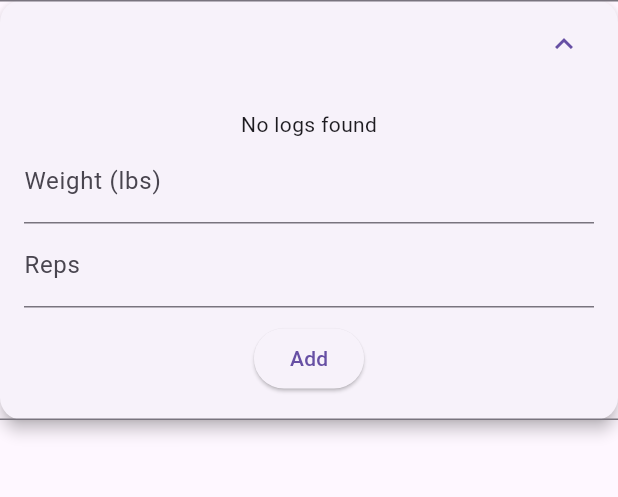
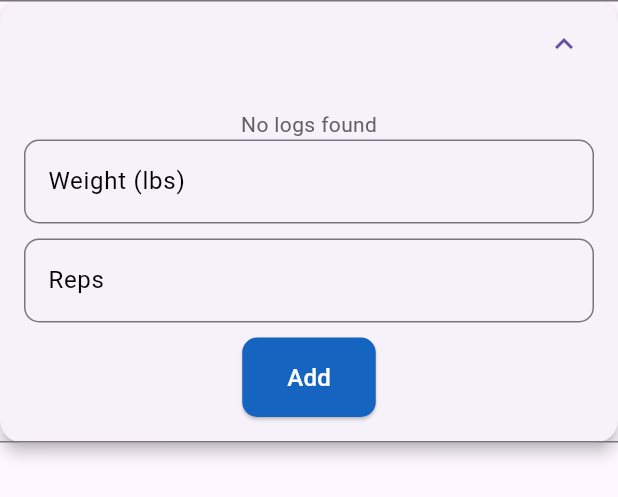
Before and after one commit to DylanO9/fitness_network, a Flutter app: the ExerciseTile widget shown alone on an empty page, opened directly with empty values, after a tap on the "expand more" icon, on a phone screen of 412 x 824 dp. Shown: the top 497 px of the screen. Run offline on Flutter 3.47's test engine with Material 3 defaults, Android fonts, the light colour scheme and no system bars; our stand-ins replace supabase_flutter, table_calendar; accounts and stored records are empty.

Commit message:
Enhancement: UI fixes to make weight and reps easier to read

```diff
--- a/lib/calendar_log_page.dart
+++ b/lib/calendar_log_page.dart
@@ -43,17 +43,40 @@ class _CalendarLogPageState extends State<CalendarLogPage> {
   Widget build(BuildContext context) {
     return Scaffold(
       appBar: AppBar(
-        title: Text('Calendar Log for ${widget.date.toLocal().toString().split(' ')[0]}'),
+        title: Text(
+          'Calendar Log for ${widget.date.toLocal().toString().split(' ')[0]}',
+          style: TextStyle(color: Colors.white),
         ),
-      body: FutureBuilder<List<Map<String, dynamic>>>(
+        backgroundColor: Colors.blue[800],
+        iconTheme: IconThemeData(color: Colors.white),
+      ),
+      body: Container(
+        decoration: BoxDecoration(
+          gradient: LinearGradient(
+            colors: [Colors.blue[800]!, Colors.blue[400]!],
+            begin: Alignment.topCenter,
+            end: Alignment.bottomCenter,
+          ),
+        ),
+        child: FutureBuilder<List<Map<String, dynamic>>>(
           future: _exercises,
           builder: (context, snapshot) {
             if (snapshot.connectionState == ConnectionState.waiting) {
-            return Center(child: CircularProgressIndicator());
+              return Center(child: CircularProgressIndicator(color: Colors.white));
             } else if (snapshot.hasError) {
-            return Center(child: Text('Error: ${snapshot.error}'));
+              return Center(
+                child: Text(
+                  'Error: ${snapshot.error}',
+                  style: TextStyle(color: Colors.white),
+                ),
+              );
             } else if (!snapshot.hasData || snapshot.data!.isEmpty) {
-            return Center(child: Text('No exercises found'));
+              return Center(
+                child: Text(
+                  'No exercises found',
+                  style: TextStyle(color: Colors.white),
+                ),
+              );
             }
 
             final exercises = snapshot.data!;
@@ -70,6 +93,7 @@ class _CalendarLogPageState extends State<CalendarLogPage> {
               },
             );
           },
+        ),
       ),
     );
   }
@@ -152,7 +176,11 @@ class _ExerciseTileState extends State<ExerciseTile> {
       child: ExpansionTile(
         title: Text(
           widget.exerciseName,
-          style: TextStyle(fontSize: 20, fontWeight: FontWeight.bold),
+          style: TextStyle(
+            fontSize: 20,
+            fontWeight: FontWeight.bold,
+            color: Colors.black,
+          ),
         ),
         initiallyExpanded: _isExpanded,
         onExpansionChanged: (expanded) {
@@ -169,27 +197,81 @@ class _ExerciseTileState extends State<ExerciseTile> {
                   future: _logs,
                   builder: (context, snapshot) {
                     if (!snapshot.hasData || snapshot.data!.isEmpty) {
-                      return Text('No logs found');
+                      return Text(
+                        'No logs found',
+                        style: TextStyle(color: Colors.grey[700]),
+                      );
                     }
                     return Column(
                       children: snapshot.data!.map((log) {
-                        return ListTile(
-                          title: Text('Weight: ${log['weight']} lbs'),
-                          subtitle: Text('Reps: ${log['reps']}'),
+                        return Table(
+                          columnWidths: {
+                          0: FlexColumnWidth(1),
+                          1: FlexColumnWidth(1),
+                          },
+                          children: [
+                          TableRow(
+                            children: [
+                            Padding(
+                              padding: const EdgeInsets.symmetric(vertical: 8.0),
+                              child: Text(
+                              'Weight: ${log['weight']} lbs',
+                              style: TextStyle(
+                                fontSize: 16,
+                                color: Colors.black,
+                              ),
+                              ),
+                            ),
+                            Padding(
+                              padding: const EdgeInsets.symmetric(vertical: 8.0),
+                              child: Text(
+                              'Reps: ${log['reps']}',
+                              style: TextStyle(
+                                fontSize: 14,
+                                color: Colors.grey[700],
+                              ),
+                              ),
+                            ),
+                            ],
+                          ),
+                          ],
                         );
                       }).toList(),
                     );
                   },
                 ),
                 TextField(
-                  decoration: InputDecoration(labelText: 'Weight (lbs)'),
+                  decoration: InputDecoration(
+                    labelText: 'Weight (lbs)',
+                    labelStyle: TextStyle(color: Colors.black),
+                    border: OutlineInputBorder(
+                      borderRadius: BorderRadius.circular(10),
+                      borderSide: BorderSide(color: Colors.black),
+                    ),
+                    focusedBorder: OutlineInputBorder(
+                      borderRadius: BorderRadius.circular(10),
+                      borderSide: BorderSide(color: Colors.black),
+                    ),
+                  ),
                   keyboardType: TextInputType.number,
                   onChanged: (value) {
                     _weight = int.tryParse(value) ?? 0;
                   },
                 ),
+                SizedBox(height: 10),
                 TextField(
-                  decoration: InputDecoration(labelText: 'Reps'),
+                  decoration: InputDecoration(
+                    labelText: 'Reps',
+                    labelStyle: TextStyle(color: Colors.black),
+                    border: OutlineInputBorder(
+                      borderRadius: BorderRadius.circular(10),
+                      borderSide: BorderSide(color: Colors.black),
+                    ),
+                    focusedBorder: OutlineInputBorder(
+                      borderRadius: BorderRadius.circular(10),
+                      borderSide: BorderSide(color: Colors.black),
+                    ),
+                  ),
                   keyboardType: TextInputType.number,
                   onChanged: (value) {
                     _reps = int.tryParse(value) ?? 0;
@@ -202,7 +284,20 @@ class _ExerciseTileState extends State<ExerciseTile> {
                       _logWeightReps();
                     }
                   },
-                  child: Text('Add'),
+                  style: ElevatedButton.styleFrom(
+                    backgroundColor: Colors.blue[800],
+                    padding: EdgeInsets.symmetric(horizontal: 30, vertical: 15),
+                    shape: RoundedRectangleBorder(
+                      borderRadius: BorderRadius.circular(10),
+                    ),
+                  ),
+                  child: Text(
+                    'Add',
+                    style: TextStyle(
+                      fontSize: 16,
+                      color: Colors.white,
+                    ),
+                  ),
                 ),
               ],
             ),
```
Lines whose indentation alone changed are shown as unchanged.
